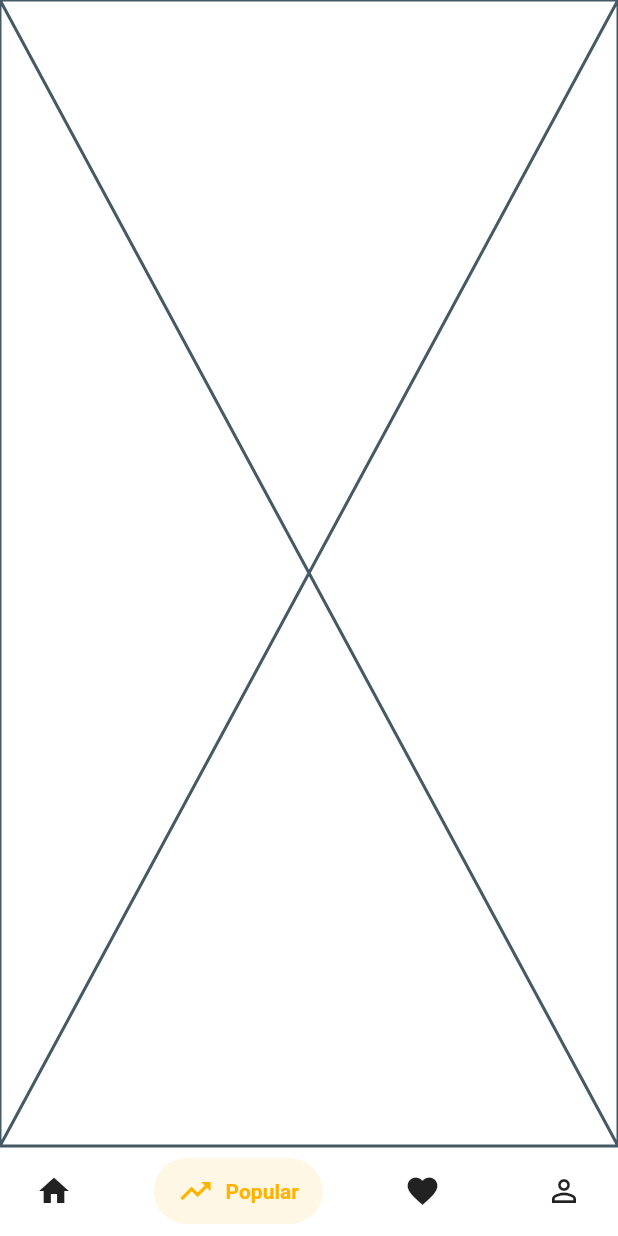
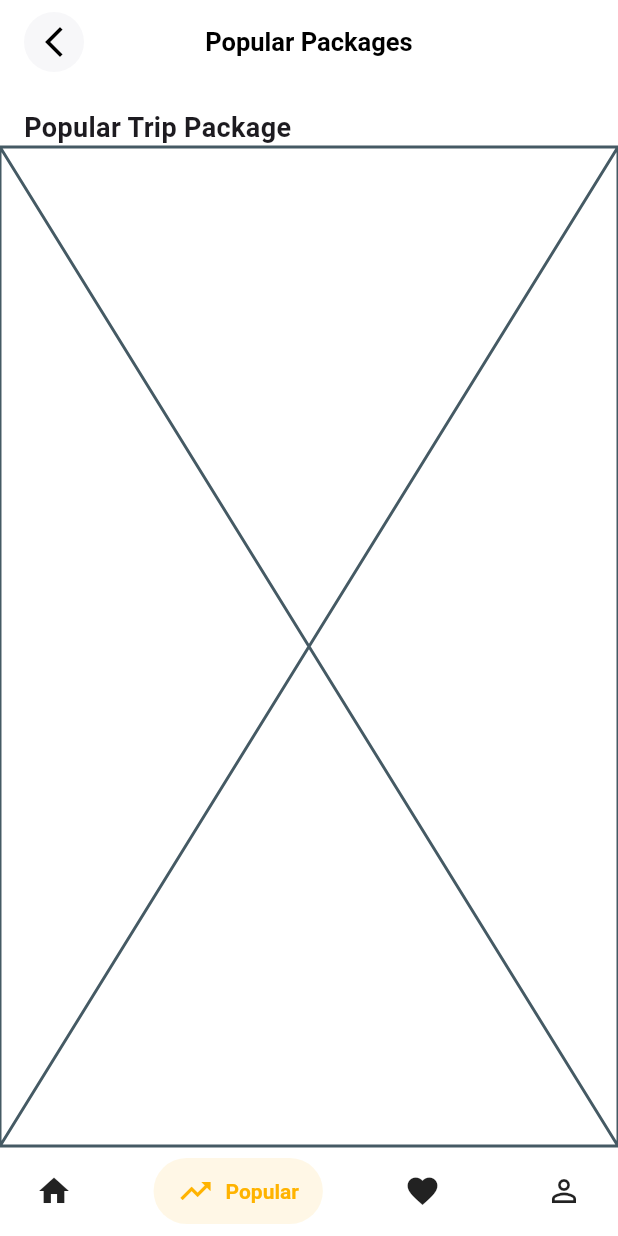
Before and after one commit to NadyAlwazah/flutter-task06-travel-app-beg, a Flutter app: the BottomBarLayout screen opened by its route, item 2 of the bottom bar chosen, on a phone screen of 412 x 824 dp. Run offline on Flutter 3.47's test engine with Material 3 defaults, Android fonts, the phone set to English and light mode, and no system bars; drawn by our look-alikes of salomon_bottom_bar; our stand-ins replace firebase_core, go_router; accounts and stored records are empty.

Commit message:
feat(popular-packages): add CustomAppBar and initial PopularPackagesViewBody structure

```diff
--- a/lib/features/popular_packages/presentation/views/popular_packages_view.dart
+++ b/lib/features/popular_packages/presentation/views/popular_packages_view.dart
@@ -1,10 +1,30 @@
 import 'package:flutter/material.dart';
+import 'package:flutter_task06_travel_app_beg/core/widgets/custom_app_bar.dart';
+import 'package:flutter_task06_travel_app_beg/features/popular_packages/presentation/views/widgets/popular_packages_view_body.dart';
 
 class PopularPackagesView extends StatelessWidget {
   const PopularPackagesView({super.key});
 
   @override
   Widget build(BuildContext context) {
-    return const Placeholder();
+    return const Column(
+      crossAxisAlignment: CrossAxisAlignment.start,
+      children: [
+        //AppBar
+        CustomAppBar(title: "Popular Packages"),
+
+        SizedBox(height: 16),
+        Padding(
+          padding: EdgeInsets.symmetric(horizontal: 16.0),
+          child: Text(
+            "Popular Trip Package",
+            style: TextStyle(fontWeight: FontWeight.w700, fontSize: 18),
+          ),
+        ),
+
+        // Body
+        Expanded(child: PopularPackagesViewBody()),
+      ],
+    );
   }
 }
--- /dev/null
+++ b/lib/features/popular_packages/presentation/views/widgets/popular_packages_view_body.dart
@@ -0,0 +1,10 @@
+import 'package:flutter/material.dart';
+
+class PopularPackagesViewBody extends StatelessWidget {
+  const PopularPackagesViewBody({super.key});
+
+  @override
+  Widget build(BuildContext context) {
+    return const Placeholder();
+  }
+}
```
